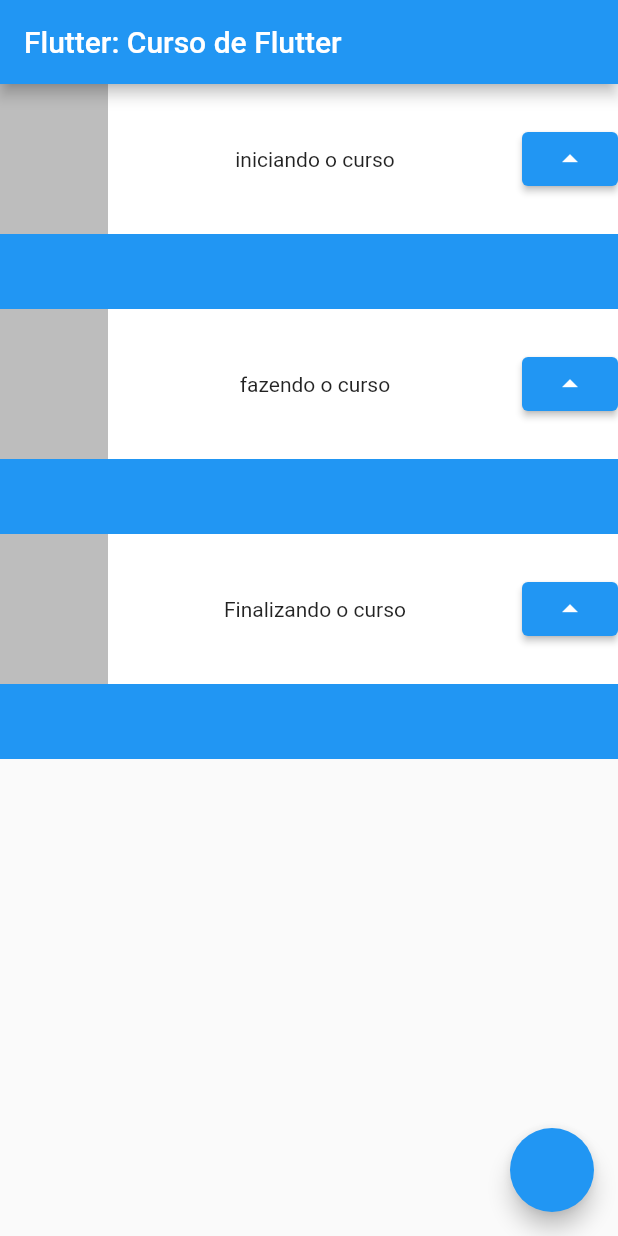
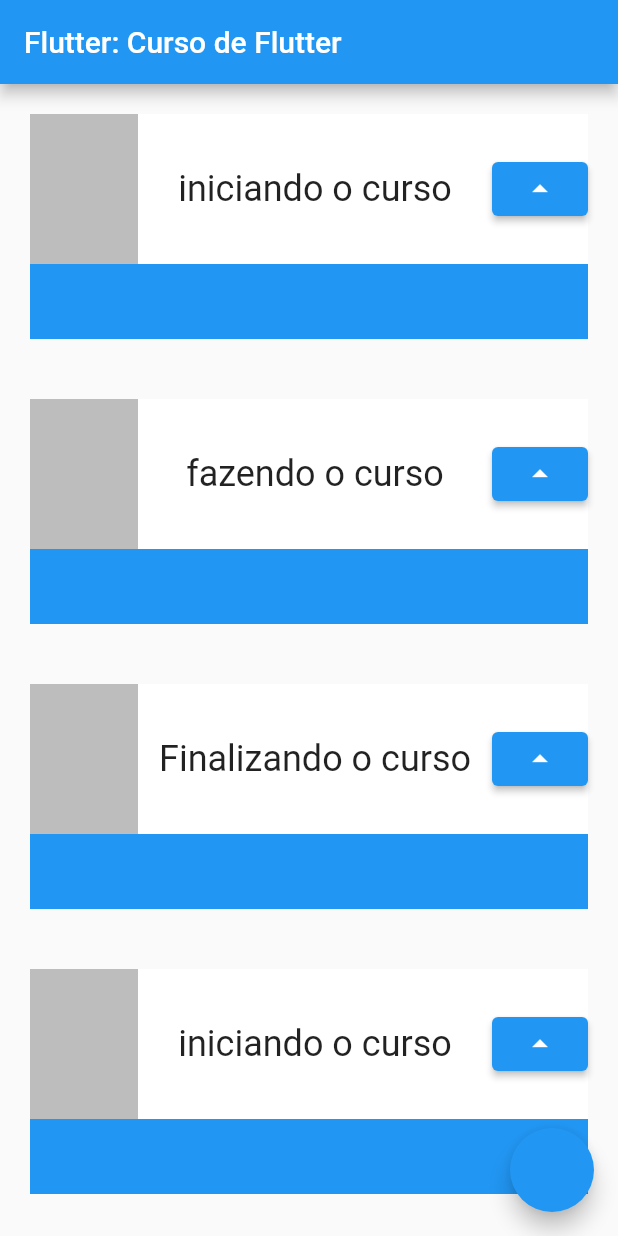
Before and after one commit to Dinar2020/flutter_app_3, a Flutter app: the screen it shows after launch, on a phone screen of 412 x 824 dp. Run offline on Flutter 3.47's test engine with Material 2 defaults, Android fonts, the phone set to English and light mode, and no system bars.

Commit message:
criando classe Task e retornando ela no Listview

```diff
--- a/lib/main.dart
+++ b/lib/main.dart
@@ -20,18 +20,20 @@ class MyApp extends StatelessWidget {
         appBar: AppBar(
           title: const Text ('Flutter: Curso de Flutter'),
         ),
-        body: Column (children: const <Widget> [
+        body: ListView(
+          children: const [ Task('iniciando o curso'),
+          Task('fazendo o curso'),
+          Task('Finalizando o curso'),
           Task('iniciando o curso'),
           Task('fazendo o curso'),
           Task('Finalizando o curso'),
 
         ],
         ),
-        floatingActionButton: FloatingActionButton(onPressed:  () {
-          print("VOCÊ CLICOU!");
+        floatingActionButton: FloatingActionButton( onPressed:  () { const Task('Finalizando o curso');
         }),
-      ),
-    );
+        ),
+      );
   }
 }
 
@@ -41,7 +43,8 @@ class Task extends StatelessWidget {
 
   @override
   Widget build(BuildContext context) {
-    return Container(
+    return Padding(
+      padding: const EdgeInsets.all(20.0),
       child:Column (children:<Widget> [
               Container(
                 color: Colors.white,
@@ -54,7 +57,12 @@ class Task extends StatelessWidget {
                     width: 72,
                     height: 100,
                     ),
-                    Text(frase),
+                    Text(
+                      frase,
+                      style: const TextStyle(
+                        fontSize: 24,overflow: TextOverflow.ellipsis
+                      ),
+                    ),
                     ElevatedButton(onPressed: () {}, child: Icon(Icons.arrow_drop_up))
                 ]),
               ),
```
